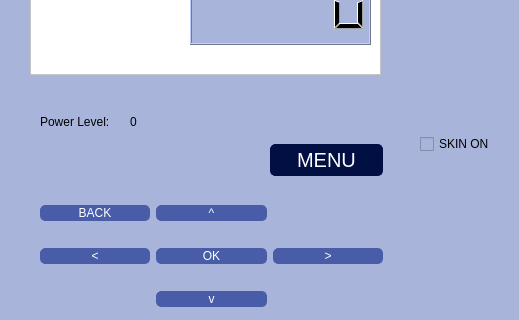
colinmatti/COMP3004-Project, file 3004project/mainwindow.ui: the form before one commit; both pictures show x 0 to 519 and y 126 to 446 of the 519 by 600 pixel window.
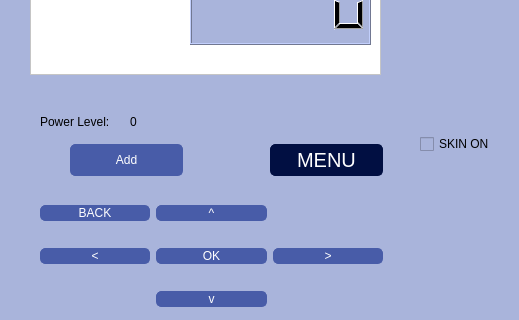
The form after the commit.

What changed in the file:
```diff
--- a/3004project/mainwindow.ui
+++ b/3004project/mainwindow.ui
@@ -42,6 +42,7 @@
 
 #listView{
 background-color: white;
+color: black;
 }
 
 </string>
@@ -180,6 +181,19 @@
      <string>SKIN ON</string>
     </property>
    </widget>
+   <widget class="QPushButton" name="addButton">
+    <property name="geometry">
+     <rect>
+      <x>70</x>
+      <y>270</y>
+      <width>113</width>
+      <height>32</height>
+     </rect>
+    </property>
+    <property name="text">
+     <string>Add</string>
+    </property>
+   </widget>
   </widget>
   <widget class="QMenuBar" name="menubar">
    <property name="geometry">
```
